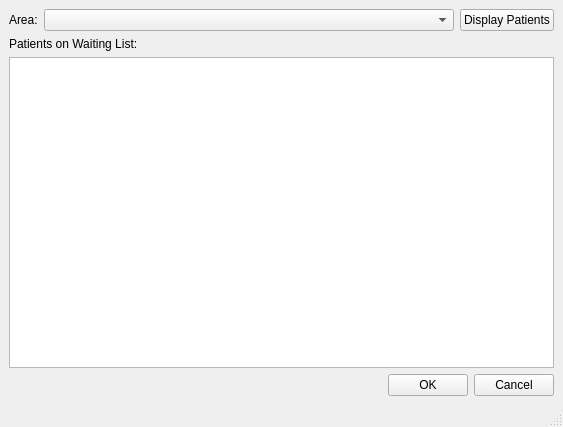
hummushaman/EOBCproject, file removepatientfromwaitinglist.ui: the form before one commit.
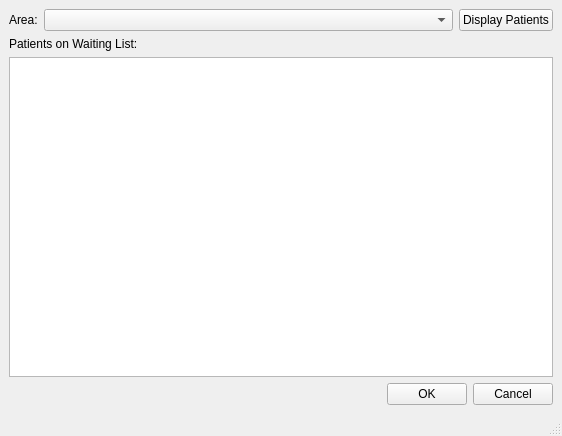
The form after the commit.

Patch:
```diff
--- a/removepatientfromwaitinglist.ui
+++ b/removepatientfromwaitinglist.ui
@@ -6,8 +6,8 @@
    <rect>
     <x>0</x>
     <y>0</y>
-    <width>563</width>
-    <height>427</height>
+    <width>562</width>
+    <height>436</height>
    </rect>
   </property>
   <property name="windowTitle">
```
Left out of the diff: 21 changed lines with no effect on the pictures.
